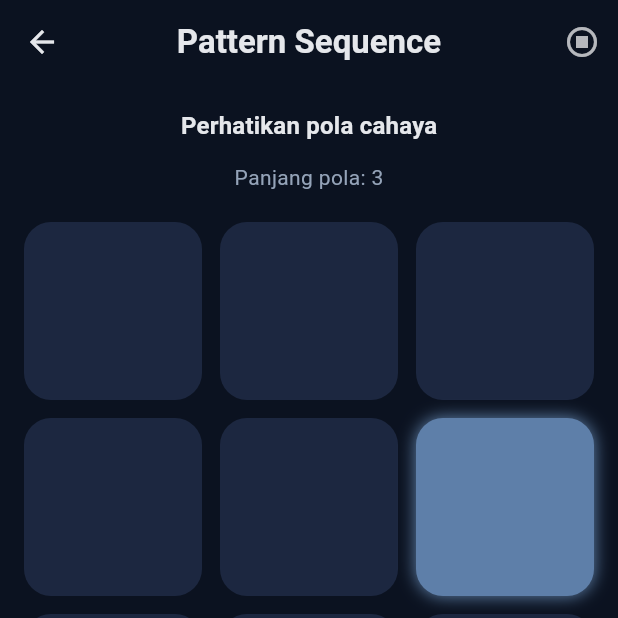
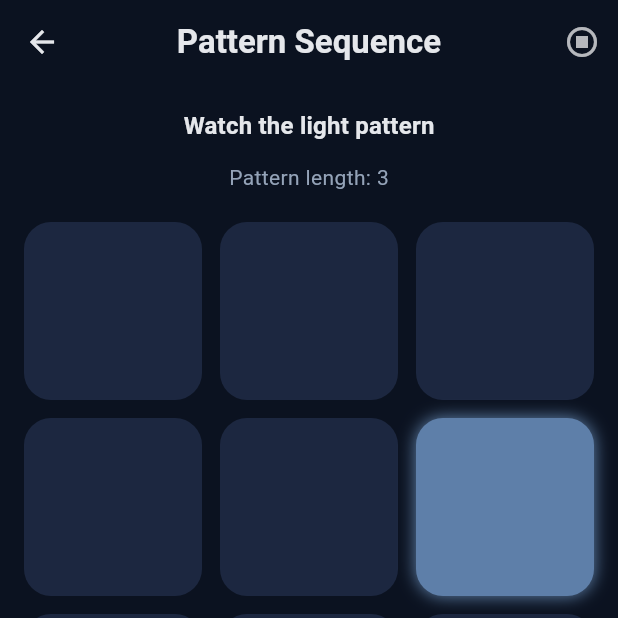
Before and after one commit to pandilo33/resync, a Flutter app: the GameSessionScreen screen opened directly with empty values, on a phone screen of 412 x 824 dp, the top half of it. Run offline on Flutter 3.47's test engine with Material 3 defaults, Android fonts, the light colour scheme and no system bars.

Commit message:
Translate remaining Indonesian content to English

```diff
--- a/lib/src/games/categorization_game.dart
+++ b/lib/src/games/categorization_game.dart
@@ -52,7 +52,7 @@ class _CategorizationGameState extends State<CategorizationGame> {
       child: Column(
         children: [
           const SizedBox(height: 10),
-          const Text('Drag objek ke warna yang sama'),
+          const Text('Drag the shape to the matching color'),
           const SizedBox(height: 20),
           Expanded(
             child: Center(
--- a/lib/src/games/pattern_sequence_game.dart
+++ b/lib/src/games/pattern_sequence_game.dart
@@ -82,11 +82,11 @@ class _PatternSequenceGameState extends State<PatternSequenceGame> {
       child: Column(
         children: [
           Text(
-            _showing ? 'Perhatikan pola cahaya' : 'Ulangi pola',
+            _showing ? 'Watch the light pattern' : 'Repeat the pattern',
             style: Theme.of(context).textTheme.titleMedium,
           ),
           const SizedBox(height: 12),
-          Text('Panjang pola: ${_sequence.length}'),
+          Text('Pattern length: ${_sequence.length}'),
           const SizedBox(height: 20),
           Expanded(
             child: GridView.builder(
--- a/lib/src/games/rhythm_tracer_game.dart
+++ b/lib/src/games/rhythm_tracer_game.dart
@@ -105,7 +105,7 @@ class _RhythmTracerGameState extends State<RhythmTracerGame> {
                 child: Card(
                   child: Padding(
                     padding: const EdgeInsets.symmetric(horizontal: 12, vertical: 8),
-                    child: Text(_engaged ? 'Terhubung, ikuti alur' : 'Sentuh titik untuk melanjutkan'),
+                    child: Text(_engaged ? 'Connected, follow the flow' : 'Touch the dot to continue'),
                   ),
                 ),
               ),
--- a/lib/src/screens/dashboard_screen.dart
+++ b/lib/src/screens/dashboard_screen.dart
@@ -76,7 +76,7 @@ class _DashboardScreenState extends State<DashboardScreen> {
                   _StatCard(
                     title: 'Average Session',
                     value: '${avgDuration.round()} seconds',
-                    subtitle: 'Target 2-5 menit',
+                    subtitle: 'Target 2-5 minutes',
                   ),
                   _StatCard(
                     title: 'Most Played',
```
Also changed, not shown: 1 other file.
